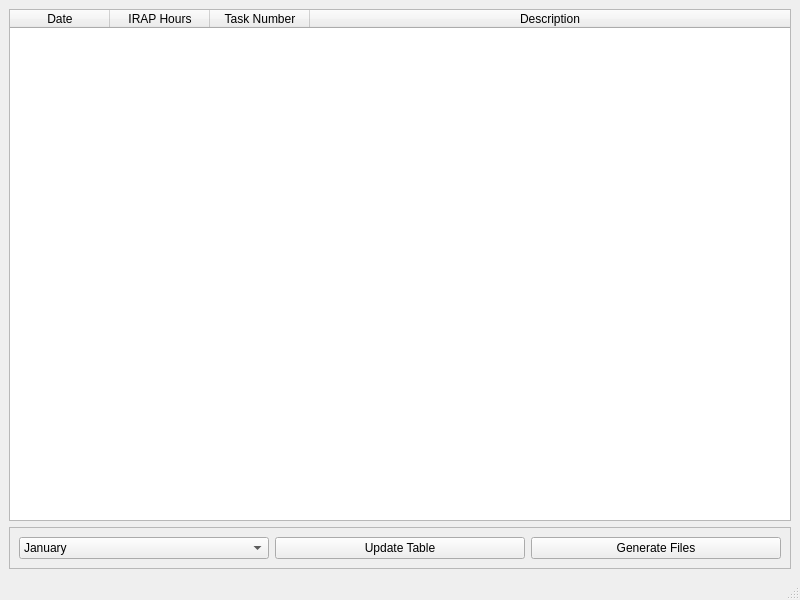
Above: src/qt/report_generator.ui from Eric-Meunier/IRAP_Generator before the change. Below: the same form after it.
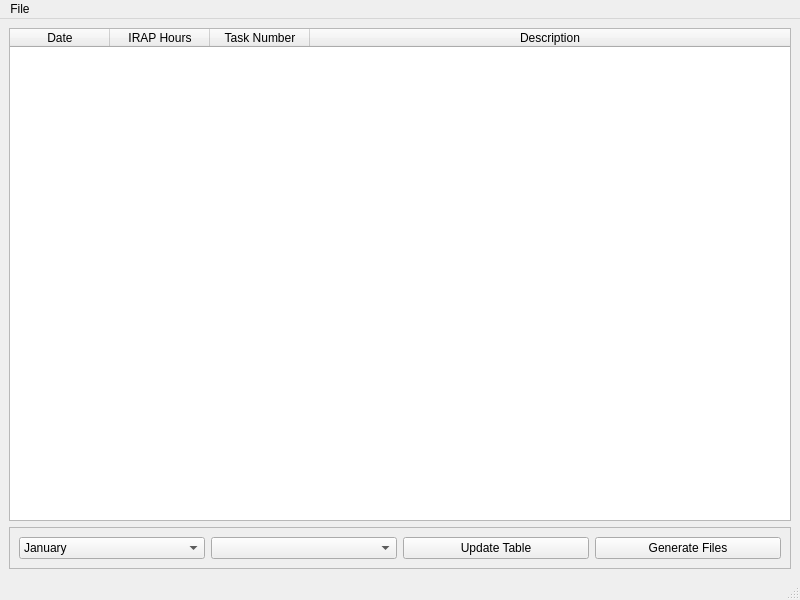
That is the form after the change.

Commit message: Table functional. Working on generating files. Excel file writes, but seems to have an issue.

Patch:
```diff
--- a/src/qt/report_generator.ui
+++ b/src/qt/report_generator.ui
@@ -17,6 +17,9 @@
    <layout class="QVBoxLayout" name="verticalLayout">
     <item>
      <widget class="QTableWidget" name="table">
+      <property name="sizeAdjustPolicy">
+       <enum>QAbstractScrollArea::AdjustToContents</enum>
+      </property>
       <property name="sortingEnabled">
        <bool>true</bool>
       </property>
@@ -26,6 +29,9 @@
       <attribute name="verticalHeaderVisible">
        <bool>false</bool>
       </attribute>
+      <attribute name="verticalHeaderDefaultSectionSize">
+       <number>60</number>
+      </attribute>
       <column>
        <property name="text">
         <string>Date</string>
@@ -122,7 +128,10 @@
         </widget>
        </item>
        <item>
-        <widget class="QPushButton" name="pushButton">
+        <widget class="QComboBox" name="year_cbox"/>
+       </item>
+       <item>
+        <widget class="QPushButton" name="update_table_btn">
          <property name="text">
           <string>Update Table</string>
          </property>
@@ -149,6 +158,13 @@
      <height>21</height>
     </rect>
    </property>
+   <widget class="QMenu" name="menuFile">
+    <property name="title">
+     <string>File</string>
+    </property>
+    <addaction name="actionGoogle_Sheets_ID"/>
+   </widget>
+   <addaction name="menuFile"/>
   </widget>
   <widget class="QStatusBar" name="statusbar"/>
  </widget>
```
Left out of the diff: 9 changed lines with no effect on the pictures. The commit also changes 2 other files.
